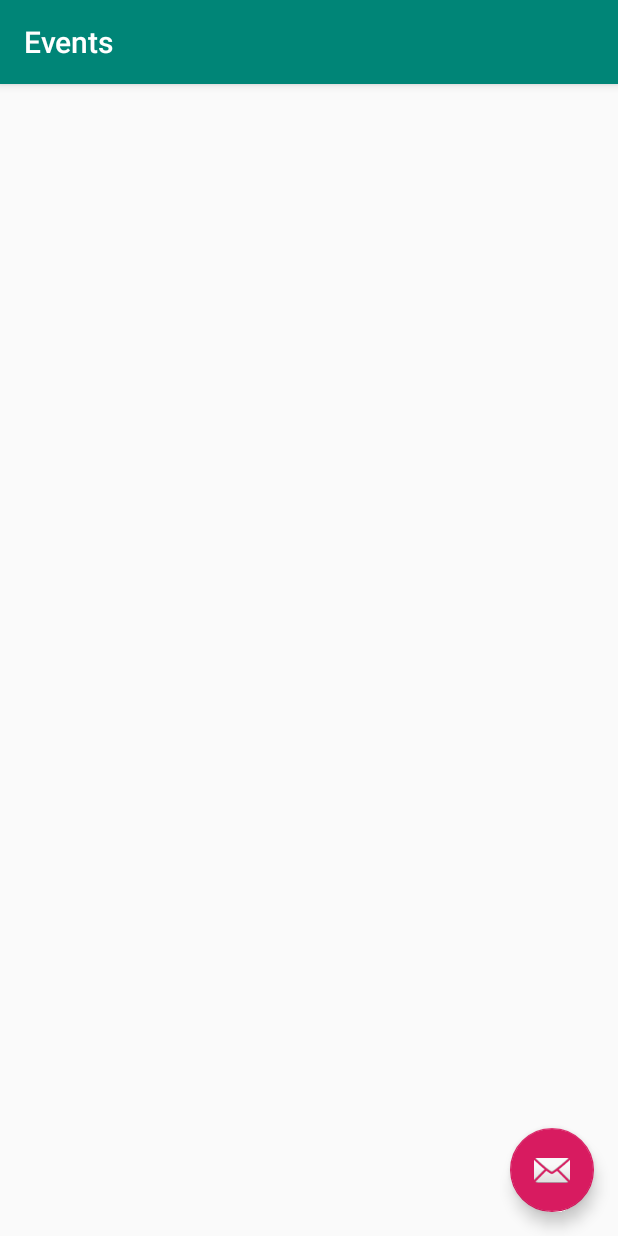
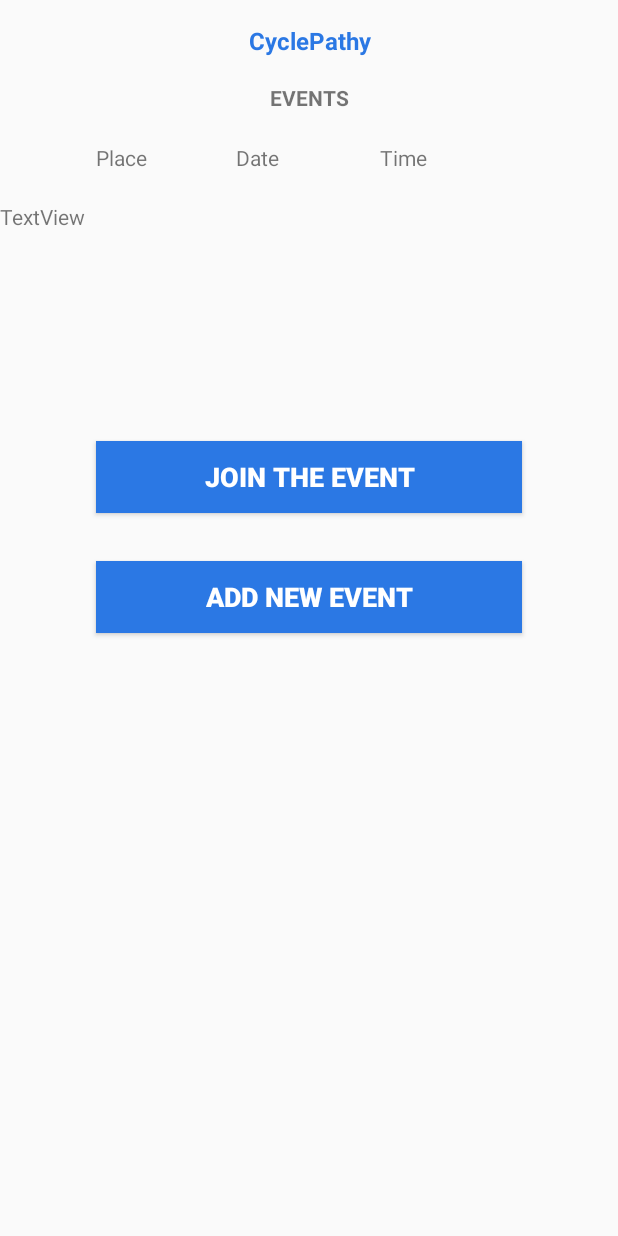
Before and after one commit to ttevhide/MobileHCI, an Android app: the Events screen opened directly, with no data from a screen before it, on a phone screen of 412 x 824 dp. Run offline under Robolectric (Android 15) with nearby library versions, the phone set to English and light mode, and no system bars; 1 statement that could not run was skipped.

Commit message:
Updated Screens

```diff
--- a/app/src/main/res/layout/activity_events.xml
+++ b/app/src/main/res/layout/activity_events.xml
@@ -1,33 +1,85 @@
 <?xml version="1.0" encoding="utf-8"?>
-<android.support.design.widget.CoordinatorLayout xmlns:android="http://schemas.android.com/apk/res/android"
+<LinearLayout xmlns:android="http://schemas.android.com/apk/res/android"
     xmlns:app="http://schemas.android.com/apk/res-auto"
     xmlns:tools="http://schemas.android.com/tools"
     android:layout_width="match_parent"
     android:layout_height="match_parent"
-    tools:context=".Events">
+    tools:context=".Login"
+    android:orientation="vertical">
 
-    <android.support.design.widget.AppBarLayout
+    <TextView
+        android:id="@+id/textView"
+        android:layout_width="match_parent"
+        android:layout_height="39dp"
+        android:gravity="center_horizontal"
+        android:text="CyclePathy"
+        android:textColor="@color/colorSigInButtonBlue"
+        android:textStyle="bold"
+        android:textSize="16dp"
+        android:layout_marginTop="16dp"/>
+
+    <TextView
+        android:id="@+id/Events"
+        android:layout_width="match_parent"
+        android:layout_height="40dp"
+        android:gravity="center_horizontal"
+        android:text="EVENTS"
+        android:textStyle="bold" />
+
+    <LinearLayout
         android:layout_width="match_parent"
         android:layout_height="wrap_content"
-        android:theme="@style/AppTheme.AppBarOverlay">
+        android:layout_marginHorizontal="64dp"
+        android:orientation="horizontal">
 
-        <android.support.v7.widget.Toolbar
-            android:id="@+id/toolbar"
-            android:layout_width="match_parent"
-            android:layout_height="?attr/actionBarSize"
-            android:background="?attr/colorPrimary"
-            app:popupTheme="@style/AppTheme.PopupOverlay" />
+        <TextView
+            android:id="@+id/place"
+            android:layout_width="93dp"
+            android:layout_height="39dp"
+            android:text="Place" />
 
-    </android.support.design.widget.AppBarLayout>
+        <TextView
+            android:id="@+id/date"
+            android:layout_width="96dp"
+            android:layout_height="33dp"
+            android:text="Date" />
+        <TextView
+            android:id="@+id/time"
+            android:layout_width="96dp"
+            android:layout_height="33dp"
+            android:text="Time" />
+    </LinearLayout>
 
-    <include layout="@layout/content_events" />
+    <TextView
+        android:id="@+id/textView5"
+        android:layout_width="396dp"
+        android:layout_height="143dp"
+        android:text="TextView" />
 
-    <android.support.design.widget.FloatingActionButton
-        android:id="@+id/fab"
-        android:layout_width="wrap_content"
+    <Button
+        android:id="@+id/joinEventButton"
+        android:layout_width="match_parent"
         android:layout_height="wrap_content"
-        android:layout_gravity="bottom|end"
-        android:layout_margin="@dimen/fab_margin"
-        app:srcCompat="@android:drawable/ic_dialog_email" />
+        android:background="@color/colorSigInButtonBlue"
+        android:text="Join the Event"
+        android:textColor="@color/colorWhite"
+        android:textSize="18sp"
 
-</android.support.design.widget.CoordinatorLayout>
+        android:textStyle="bold"
+        android:layout_marginHorizontal="64dp"
+        android:layout_marginVertical="16dp"/>
+
+    <Button
+        android:id="@+id/addEventButton"
+        android:layout_width="match_parent"
+        android:layout_height="wrap_content"
+        android:layout_marginHorizontal="64dp"
+        android:layout_marginVertical="16dp"
+        android:background="@color/colorSigInButtonBlue"
+        android:text="Add New Event"
+
+        android:textColor="@color/colorWhite"
+        android:textSize="18sp"
+        android:textStyle="bold" />
+
+</LinearLayout>
--- a/app/src/main/res/values/colors.xml
+++ b/app/src/main/res/values/colors.xml
@@ -5,6 +5,10 @@
     <color name="colorAccent">#D81B60</color>
     <color name="colorSigInButtonBlue">#2B78E4</color>
     <color name="colorStopButtonRed">#cc0000</color>
+    <color name="colorBlack">#000000</color>
+    <color name="colorWhite">#ffffff</color>
+    <color name="colorRed">#ff0000</color>
+    <color name="colorGreen">#006600</color>
 
 
 </resources>
```
Also changed, not shown: app/src/main/res/layout/activity_add_event.xml (+74 -19 lines), app/src/main/res/layout/activity_login.xml (+8 -5 lines), app/src/main/res/layout/activity_sign_up.xml (+6 -5 lines), app/src/main/res/drawable/cupa.jpg (added), app/src/main/res/drawable/cycle.jpg (added), app/src/main/res/drawable/cyclefamily.jpeg (added), app/src/main/res/drawable/cyclist.jpg (added).
